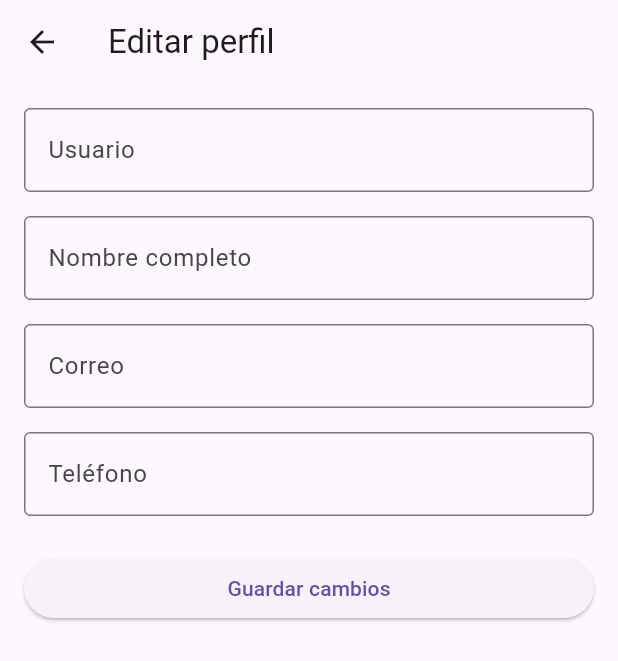
After one commit to beyito/Proyecto_Inmueble, a Flutter app: the PerfilView screen opened directly, after a tap on the "edit" icon, on a phone screen of 412 x 824 dp. The commit adds this screen. Shown: the top 661 px of the screen. Run offline on Flutter 3.47's test engine with Material 3 defaults, Android fonts, the phone set to English and light mode, and no system bars; our stand-ins replace go_router, shared_preferences; accounts and stored records are empty; network calls fail.

Commit message:
EDITAR PERFIL FLUTTER

```diff
--- a/movil_inmobiliaria/lib/services/auth_service.dart
+++ b/movil_inmobiliaria/lib/services/auth_service.dart
@@ -22,7 +22,7 @@ class AuthService {
     try {
       final response = await http
           .post(
-            Uri.parse('$baseUrl/login'),
+            Uri.parse('$baseUrl/login/'),
             headers: {'Content-Type': 'application/json'},
             body: jsonEncode({'username': username, 'password': password}),
           )
--- /dev/null
+++ b/movil_inmobiliaria/lib/views/usuario/editarPerfil_view.dart
@@ -0,0 +1,140 @@
+import 'package:flutter/material.dart';
+import 'package:shared_preferences/shared_preferences.dart';
+import 'package:http/http.dart' as http;
+import 'dart:convert';
+
+class EditProfilePage extends StatefulWidget {
+  final Map<String, dynamic>? userData;
+
+  const EditProfilePage({super.key, required this.userData});
+
+  @override
+  State<EditProfilePage> createState() => _EditProfilePageState();
+}
+
+class _EditProfilePageState extends State<EditProfilePage> {
+  final _formKey = GlobalKey<FormState>();
+
+  late TextEditingController usernameController;
+  late TextEditingController nombreController;
+  late TextEditingController correoController;
+  late TextEditingController telefonoController;
+
+  bool loading = false;
+  String? errorMessage;
+
+  @override
+  void initState() {
+    super.initState();
+    usernameController = TextEditingController(
+      text: widget.userData?['username'],
+    );
+    nombreController = TextEditingController(text: widget.userData?['nombre']);
+    correoController = TextEditingController(text: widget.userData?['correo']);
+    telefonoController = TextEditingController(
+      text: widget.userData?['telefono'],
+    );
+  }
+
+  Future<void> _updateProfile() async {
+    if (!_formKey.currentState!.validate()) return;
+
+    setState(() => loading = true);
+
+    final prefs = await SharedPreferences.getInstance();
+    final token = prefs.getString('token');
+
+    if (token == null) {
+      setState(() {
+        errorMessage = "No hay token guardado";
+        loading = false;
+      });
+      return;
+    }
+
+    final response = await http.put(
+      Uri.parse("http://10.0.2.2:8000/usuario/editarUsuario"),
+      headers: {
+        'Content-Type': 'application/json',
+        'Authorization': 'Token $token',
+      },
+      body: jsonEncode({
+        "username": usernameController.text,
+        "nombre": nombreController.text,
+        "correo": correoController.text,
+        "telefono": telefonoController.text,
+      }),
+    );
+
+    if (response.statusCode == 200) {
+      final data = jsonDecode(response.body);
+      Navigator.pop(context, data["values"]); // regresar datos actualizados
+    } else {
+      setState(() {
+        errorMessage = "Error al actualizar perfil (${response.statusCode})";
+        loading = false;
+      });
+    }
+  }
+
+  @override
+  Widget build(BuildContext context) {
+    return Scaffold(
+      appBar: AppBar(title: const Text("Editar perfil")),
+      body: loading
+          ? const Center(child: CircularProgressIndicator())
+          : Padding(
+              padding: const EdgeInsets.all(16.0),
+              child: Form(
+                key: _formKey,
+                child: ListView(
+                  children: [
+                    _buildTextField("Usuario", usernameController),
+                    const SizedBox(height: 16),
+                    _buildTextField("Nombre completo", nombreController),
+                    const SizedBox(height: 16),
+                    _buildTextField(
+                      "Correo",
+                      correoController,
+                      keyboard: TextInputType.emailAddress,
+                    ),
+                    const SizedBox(height: 16),
+                    _buildTextField(
+                      "Teléfono",
+                      telefonoController,
+                      keyboard: TextInputType.phone,
+                    ),
+                    const SizedBox(height: 24),
+                    if (errorMessage != null)
+                      Text(
+                        errorMessage!,
+                        style: const TextStyle(color: Colors.red),
+                      ),
+                    ElevatedButton(
+                      onPressed: _updateProfile,
+                      child: const Text("Guardar cambios"),
+                    ),
+                  ],
+                ),
+              ),
+            ),
+    );
+  }
+
+  Widget _buildTextField(
+    String label,
+    TextEditingController controller, {
+    TextInputType keyboard = TextInputType.text,
+  }) {
+    return TextFormField(
+      controller: controller,
+      keyboardType: keyboard,
+      decoration: InputDecoration(
+        labelText: label,
+        border: const OutlineInputBorder(),
+      ),
+      validator: (value) =>
+          (value == null || value.isEmpty) ? "Campo obligatorio" : null,
+    );
+  }
+}
--- a/movil_inmobiliaria/lib/views/usuario/perfil_view.dart
+++ b/movil_inmobiliaria/lib/views/usuario/perfil_view.dart
@@ -1,6 +1,7 @@
 import 'package:flutter/material.dart';
 import 'package:shared_preferences/shared_preferences.dart';
 import 'package:http/http.dart' as http;
+import 'editarPerfil_view.dart';
 import 'dart:convert';
 
 class PerfilView extends StatefulWidget {
@@ -37,7 +38,7 @@ class _PerfilViewState extends State<PerfilView> {
 
       final response = await http.get(
         Uri.parse(
-          "http://10.0.2.2:8000/usuario/profile",
+          "http://10.0.2.2:8000/usuario/profile/",
         ), // 👈 Ajusta la ruta a la de tu backend
         headers: {
           'Content-Type': 'application/json',
@@ -77,13 +78,12 @@ class _PerfilViewState extends State<PerfilView> {
             icon: const Icon(Icons.edit),
             tooltip: "Editar perfil",
             onPressed: () {
-              // Aquí vas a la pantalla de edición
-              // Navigator.push(
-              //   context,
-              //   MaterialPageRoute(
-              //     builder: (context) => EditProfilePage(userData: userData),
-              //   ),
-              // );
+              Navigator.push(
+                context,
+                MaterialPageRoute(
+                  builder: (context) => EditProfilePage(userData: userData),
+                ),
+              );
             },
           ),
         ],
```
